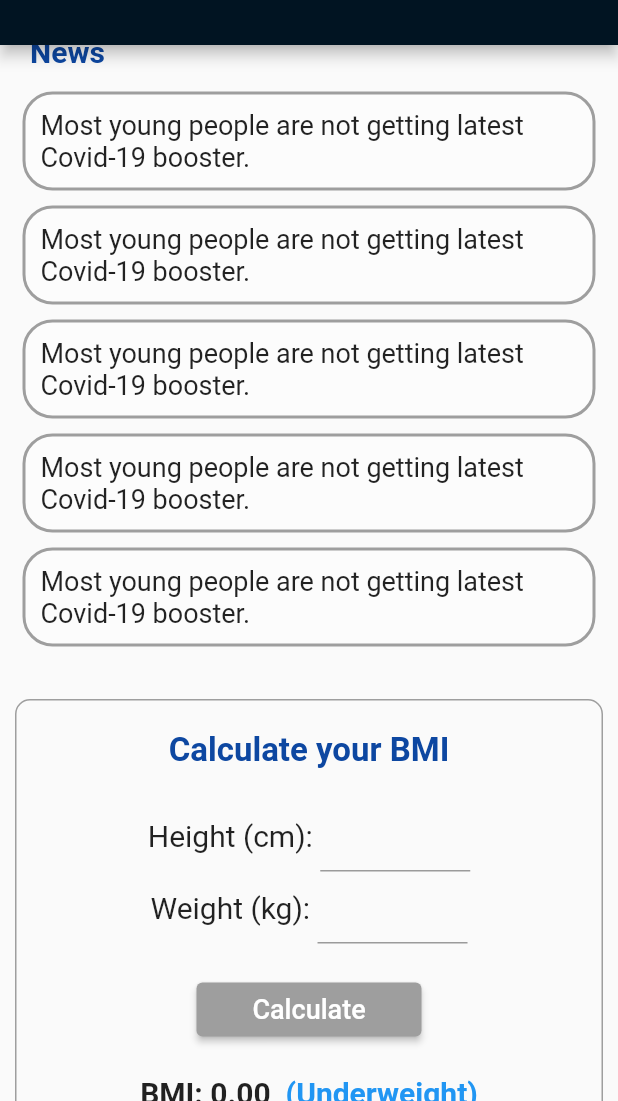
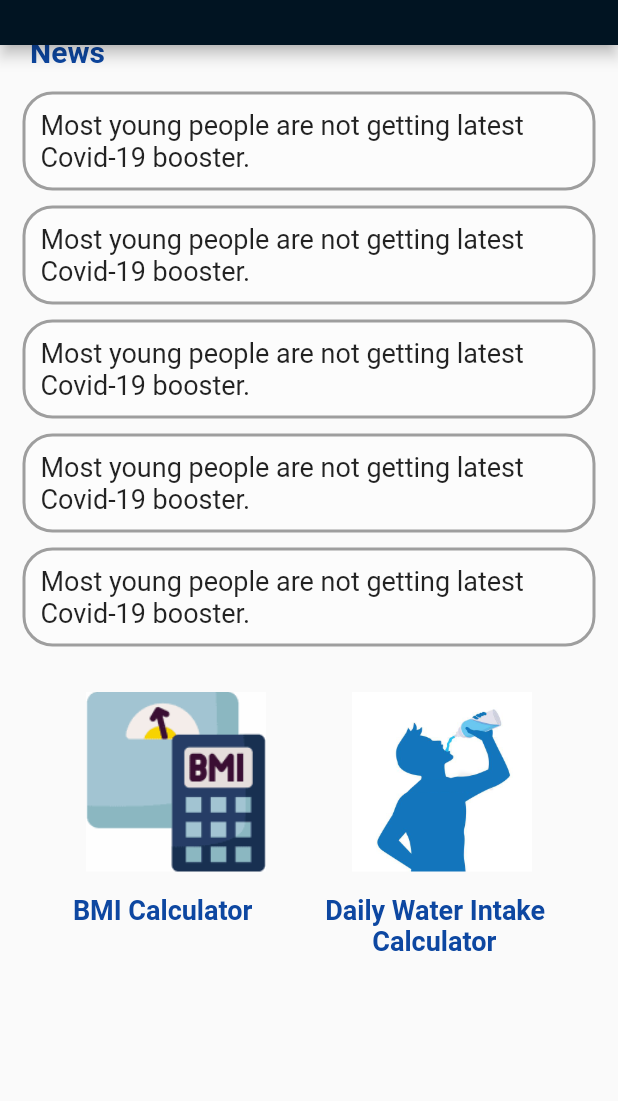
Before and after one commit to Akila97Hasintha/Medical-Center-Administrative-Flutter_App, a Flutter app: the Home screen opened directly, scrolled down 470 dp, on a phone screen of 412 x 824 dp, the part 135-1236 px from its top. Run offline on Flutter 3.47's test engine with Material 2 defaults, Android fonts, the phone set to English and light mode, and no system bars; our stand-ins replace device_preview, google_fonts, shared_preferences; missing offline and left inert: mongo_dart, wc_form_validators; accounts and stored records are empty; network calls fail.

Commit message:
Create Calculator Pages and Navigation Buttons

```diff
--- a/lib/Screens/home/home.dart
+++ b/lib/Screens/home/home.dart
@@ -3,6 +3,7 @@ import 'dart:ui';
 
 import 'package:flutter/material.dart';
 
+import '../bottomTabBar/FabTabs.dart';
 import '../drawer/sidemenu.dart';
 
 class Home extends StatefulWidget {
@@ -21,43 +22,8 @@ class _HomeState extends State<Home> {
     'assests/RuhunaHome3.jpg',
   ];
 
-  double _height = 150.0;
-  double _weight = 54.0;
-  double _bmi = 0.0;
-
-  void _calculateBMI() {
-    setState(() {
-      _bmi = _weight / ((_height / 100.0) * (_height / 100.0));
-    });
-  }
-
-  String getBMICategory() {
-    if (_bmi < 18.5) {
-      return 'Underweight';
-    } else if (_bmi < 25) {
-      return 'Normal';
-    } else if (_bmi < 30) {
-      return 'Overweight';
-    } else if (_bmi < 35) {
-      return 'Obese';
-    } else {
-      return 'Extremely Obese';
-    }
-  }
-
-  Color getBMIColor() {
-    if (_bmi < 18.5) {
-      return Colors.blue;
-    } else if (_bmi < 25) {
-      return Colors.green;
-    } else if (_bmi < 30) {
-      return Colors.yellow;
-    } else if (_bmi < 35) {
-      return Colors.orange;
-    } else {
-      return Colors.red;
-    }
-  }
+  double _buttonSize1 = 120.0;
+  double _buttonSize2 = 120.0;
 
   @override
   void initState() {
@@ -323,110 +289,121 @@ class _HomeState extends State<Home> {
               ),
             ),
             const SizedBox(height: 10),
-
-            Container(
-              padding: const EdgeInsets.all(20),
-              margin: const EdgeInsets.fromLTRB(10, 20, 10, 20),
-              decoration: BoxDecoration(
-                border: Border.all(color: Colors.grey),
-                borderRadius: BorderRadius.circular(10),
-              ),
-              child: Column(
-                mainAxisAlignment: MainAxisAlignment.center,
+            SizedBox(
+              height: 150,
+              child: Row(
+                mainAxisAlignment: MainAxisAlignment.spaceEvenly,
                 children: [
-                  const Text(
-                    'Calculate your BMI',
-                    style: TextStyle(
-                        fontSize: 22,
-                        color: Color(0xFF0D47A1),
-                        fontWeight: FontWeight.bold),
-                  ),
-                  const SizedBox(height: 20),
-                  Row(
-                    mainAxisAlignment: MainAxisAlignment.center,
-                    children: [
-                      const Text(
-                        'Height (cm): ',
-                        style: TextStyle(fontSize: 20),
-                      ),
-                      SizedBox(
-                        width: 100,
-                        child: TextFormField(
-                          keyboardType: TextInputType.number,
-                          onChanged: (value) {
-                            setState(() {
-                              _height = double.tryParse(value) ?? _height;
-                            });
-                          },
+                  MouseRegion(
+                    onEnter: (event) {
+                      setState(() {
+                        _buttonSize1 = 140;
+                      });
+                    },
+                    onExit: (event) {
+                      setState(() {
+                        _buttonSize1 = 120;
+                      });
+                    },
+                    child: SizedBox(
+                      width: _buttonSize1,
+                      height: _buttonSize1,
+                      child: Material(
+                        child: Ink.image(
+                          image: const AssetImage('assests/bmi_calculator.png'),
+                          fit: BoxFit.cover,
+                          child: InkWell(
+                            onTap: () {
+                              Navigator.push(
+                                context,
+                                MaterialPageRoute(
+                                  builder: (context) =>
+                                      FabTabs(selectedIndex: 6),
+                                ),
+                              );
+                            },
+                          ),
                         ),
                       ),
-                    ],
+                    ),
                   ),
-                  Row(
-                    mainAxisAlignment: MainAxisAlignment.center,
-                    children: [
-                      const Text(
-                        'Weight (kg): ',
-                        style: TextStyle(fontSize: 20),
-                      ),
-                      SizedBox(
-                        width: 100,
-                        child: TextFormField(
-                          keyboardType: TextInputType.number,
-                          onChanged: (value) {
-                            setState(() {
-                              _weight = double.tryParse(value) ?? _weight;
-                            });
-                          },
+                  MouseRegion(
+                    onEnter: (event) {
+                      setState(() {
+                        _buttonSize2 = 140;
+                      });
+                    },
+                    onExit: (event) {
+                      setState(() {
+                        _buttonSize2 = 120;
+                      });
+                    },
+                    child: SizedBox(
+                      width: _buttonSize2,
+                      height: _buttonSize2,
+                      child: Material(
+                        child: Ink.image(
+                          image: const AssetImage('assests/water.png'),
+                          fit: BoxFit.cover,
+                          child: InkWell(
+                            onTap: () {
+                              Navigator.push(
+                                context,
+                                MaterialPageRoute(
+                                  builder: (context) =>
+                                      FabTabs(selectedIndex: 7),
+                                ),
+                              );
+                            },
+                          ),
                         ),
                       ),
-                    ],
-                  ),
-                  const SizedBox(height: 20),
-                  SizedBox(
-                    width: 150,
-                    child: ElevatedButton(
-                      onPressed: _calculateBMI,
-                      style: ButtonStyle(
-                        backgroundColor:
-                            MaterialStateProperty.all<Color>(Colors.grey),
-                      ),
-                      child: const Text('Calculate',
-                          style: TextStyle(fontSize: 18)),
                     ),
-                  ),
-                  const SizedBox(height: 20),
-                  Row(
-                    mainAxisSize: MainAxisSize.min,
-                    mainAxisAlignment: MainAxisAlignment.center,
-                    children: [
-                      Text(
-                        'BMI: ${_bmi.toStringAsFixed(2)}',
-                        style: const TextStyle(
-                          fontSize: 20,
-                          fontWeight: FontWeight.bold,
-                        ),
-                      ),
-                      const SizedBox(width: 10),
-                      Text(
-                        '(${getBMICategory()})',
-                        style: TextStyle(
-                          fontSize: 20,
-                          fontWeight: FontWeight.bold,
-                          color: getBMIColor(),
-                        ),
-                      ),
-                    ],
-                  ),
-                  const SizedBox(height: 20),
-                  Image.asset(
-                    'assests/bmi_range.jpg',
-                    fit: BoxFit.contain,
                   ),
                 ],
               ),
             ),
-
+            SizedBox(
+              height: 150,
+              child: Row(
+                mainAxisAlignment: MainAxisAlignment.spaceEvenly,
+                children: [
+                  MouseRegion(
+                    child: Column(
+                      children: const [
+                        Text(
+                          'BMI Calculator',
+                          style: TextStyle(
+                            fontSize: 18,
+                            fontWeight: FontWeight.bold,
+                            color: Color(0xFF0D47A1),
+                          ),
+                        ),
+                        SizedBox(height: 10),
+                        // Other widgets...
+                      ],
+                    ),
+                  ),
+                  MouseRegion(
+                    child: Column(
+                      children: const [
+                        Text(
+                          'Daily Water Intake\n       Calculator',
+                          style: TextStyle(
+                            fontSize: 18,
+                            fontWeight: FontWeight.bold,
+                            color: Color(0xFF0D47A1),
+                          ),
+                        ),
+                        SizedBox(height: 10),
+                        // Other widgets...
+                      ],
+                    ),
+                  ),
+                ],
+              ),
+            ),
+            const SizedBox(height: 20),
             // Container(
             //   height: 200,
             //   color: Colors.greenAccent,
--- a/pubspec.yaml
+++ b/pubspec.yaml
@@ -93,6 +93,9 @@ flutter:
   - assests/RuhunaHome2.jpg
   - assests/RuhunaHome3.jpg
   - assests/bmi_range.jpg
+  - assests/bmi_range2.jpg
+  - assests/bmi_calculator.png
+  - assests/water.png
 
 
   # An image asset can refer to one or more resolution-specific "variants", see
```
Also changed, not shown: lib/Screens/bottomTabBar/FabTabs.dart (+7 -1 lines), lib/Screens/calculator/calculator1.dart (added, +219 -0 lines), lib/Screens/calculator/calculator2.dart (added, +38 -0 lines), assests/bmi_calculator.png (added), assests/bmi_range2.jpg (added), assests/water.png (added).
